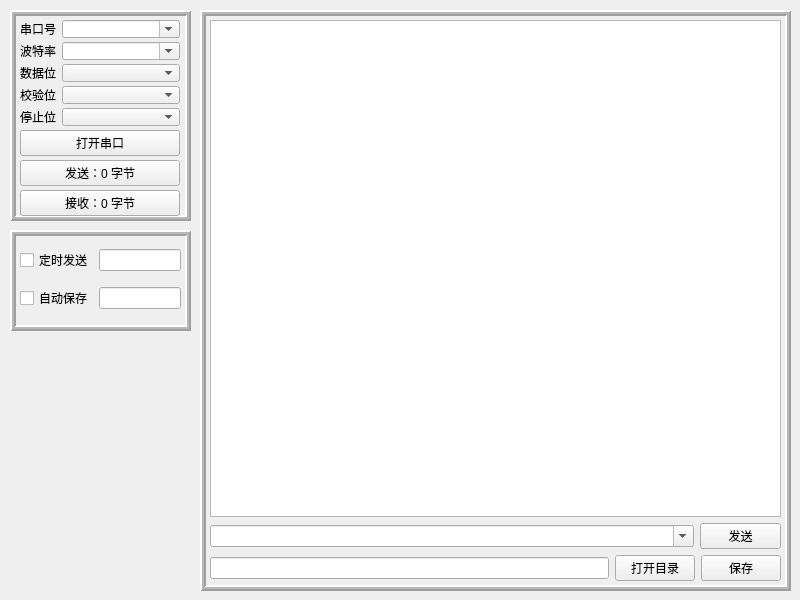
This is form/frmcomtool.ui in KingChenFY/SerialPortTool as Qt 5 draws it before an edit. The edited form follows.
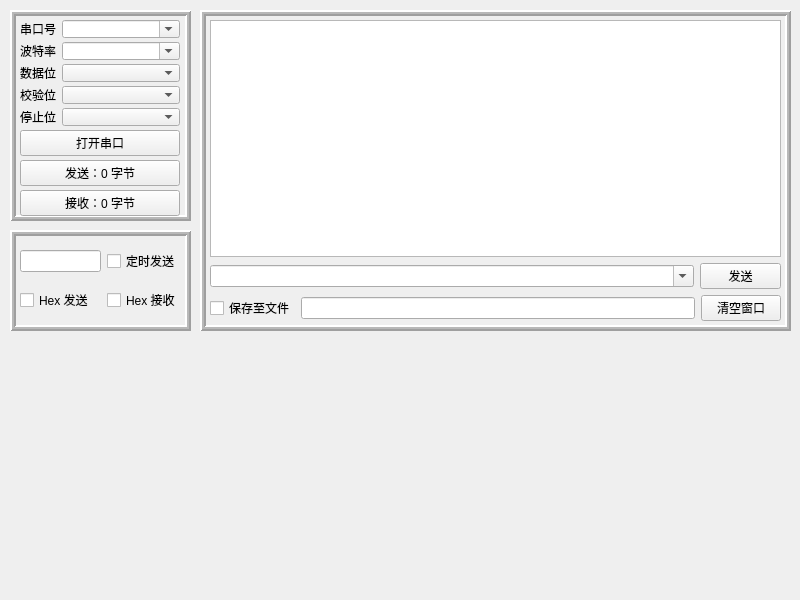
This is the edited form.

Commit message: 修复自动发送关闭串口崩溃问题，调整界面布局，优化保存功能

```diff
--- a/form/frmcomtool.ui
+++ b/form/frmcomtool.ui
@@ -175,7 +175,7 @@
      <x>200</x>
      <y>10</y>
      <width>591</width>
-     <height>581</height>
+     <height>321</height>
     </rect>
    </property>
    <property name="frameShape">
@@ -196,7 +196,7 @@
       <x>10</x>
       <y>10</y>
       <width>571</width>
-      <height>561</height>
+      <height>301</height>
      </rect>
     </property>
     <layout class="QVBoxLayout" name="verticalLayout_2">
@@ -232,7 +232,17 @@
       </layout>
      </item>
      <item>
-      <layout class="QHBoxLayout" name="horizontalLayout_2" stretch="6,1,0">
+      <layout class="QHBoxLayout" name="horizontalLayout_2" stretch="0,6,0">
+       <item>
+        <widget class="QCheckBox" name="checkBox_SaveInFile">
+         <property name="text">
+          <string>保存至文件</string>
+         </property>
+         <property name="tristate">
+          <bool>false</bool>
+         </property>
+        </widget>
+       </item>
        <item>
         <widget class="QLineEdit" name="lineEdit_SaveDir">
          <property name="text">
@@ -246,14 +256,7 @@
        <item>
         <widget class="QPushButton" name="pushButton_DirSelect">
          <property name="text">
-          <string>打开目录</string>
-         </property>
-        </widget>
-       </item>
-       <item>
-        <widget class="QPushButton" name="pushButton_SaveInDir">
-         <property name="text">
-          <string>保存</string>
+          <string>清空窗口</string>
          </property>
         </widget>
        </item>
@@ -289,30 +292,37 @@
       <x>10</x>
       <y>10</y>
       <width>161</width>
-      <height>80</height>
+      <height>81</height>
      </rect>
     </property>
     <layout class="QGridLayout" name="gridLayout">
      <item row="0" column="1">
-      <widget class="QLineEdit" name="lineEdit_AutoSendInTime"/>
-     </item>
-     <item row="0" column="0">
       <widget class="QCheckBox" name="checkBox_AutoSendInTime">
        <property name="text">
         <string>定时发送</string>
        </property>
+       <property name="checked">
+        <bool>false</bool>
+       </property>
       </widget>
      </item>
      <item row="1" column="1">
-      <widget class="QLineEdit" name="lineEdit_AutoSaveInTime"/>
+      <widget class="QCheckBox" name="checkBox_HexReceive">
+       <property name="text">
+        <string>Hex 接收</string>
+       </property>
+      </widget>
      </item>
      <item row="1" column="0">
       <widget class="QCheckBox" name="checkBox_AutoSaveInTime">
        <property name="text">
-        <string>自动保存</string>
+        <string>Hex 发送</string>
        </property>
       </widget>
      </item>
+     <item row="0" column="0">
+      <widget class="QLineEdit" name="lineEdit_AutoSendInTime"/>
+     </item>
     </layout>
    </widget>
   </widget>
```
Left out of the diff: 4 changed lines with no effect on the pictures. The commit also changes 2 other files.
